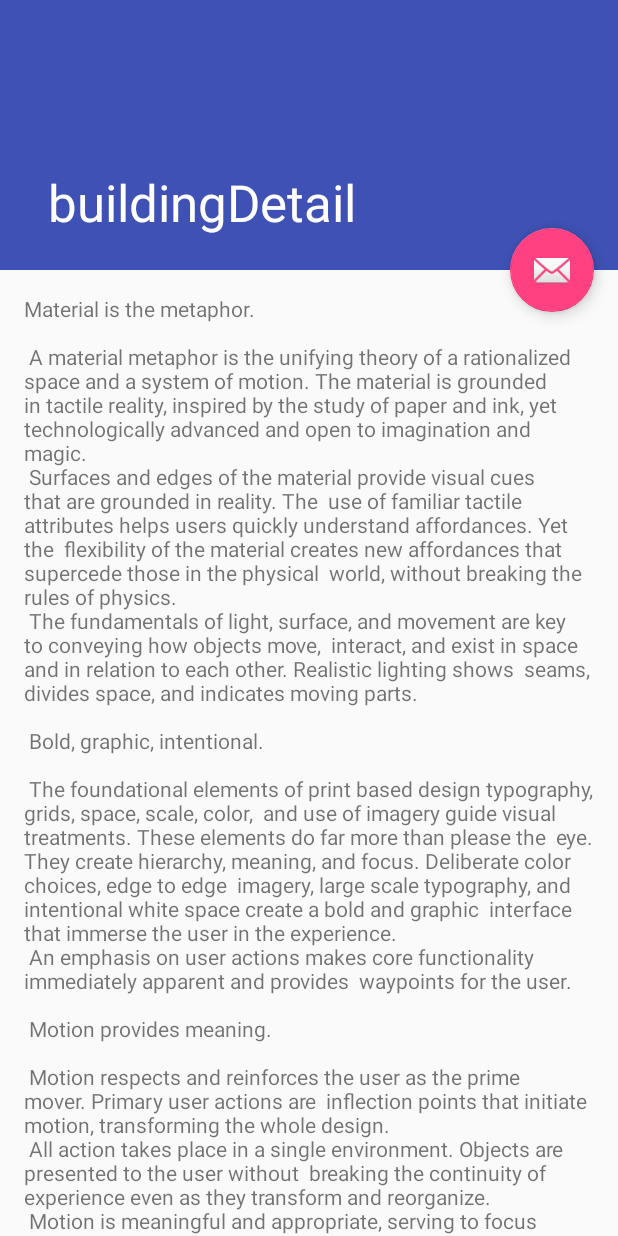
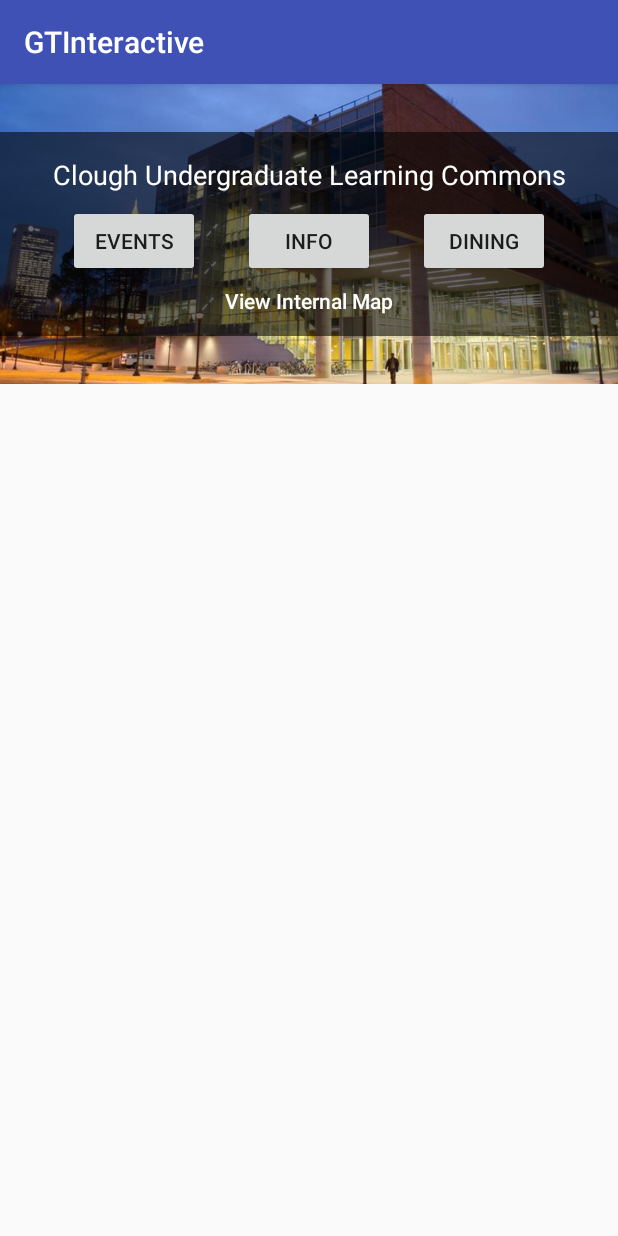
Before and after one commit to vnguyen70/GTInteractive, an Android app: the buildingDetail screen opened directly, with no data from a screen before it, on a phone screen of 412 x 824 dp. Run offline under Robolectric (Android 15) with nearby library versions, the phone set to English and light mode, and no system bars.

Commit message:
Vi - Detail View Changes
Added framework for the main transition section of the detail view.

Might add 2 more activities and have 3 activities total for the 3 tabs.

```diff
--- a/GTInteractive/app/build.gradle
+++ b/GTInteractive/app/build.gradle
@@ -29,4 +29,5 @@
     compile 'com.android.support.constraint:constraint-layout:1.0.2'
     compile 'com.android.support:design:26.+'
     testCompile 'junit:junit:4.12'
+
 }
--- a/GTInteractive/app/src/main/AndroidManifest.xml
+++ b/GTInteractive/app/src/main/AndroidManifest.xml
@@ -27,11 +27,11 @@
         -->
         <meta-data
             android:name="com.google.android.geo.API_KEY"
-            android:value="@string/google_maps_key" />
+            android:value="@string/google_maps_key"/>
 
         <activity
             android:name=".MainMapActivity"
-            android:label="@string/title_activity_main_map"></activity>
+            android:label="@string/title_activity_main_map" />
         <activity android:name=".MainTemp">
             <intent-filter>
                 <action android:name="android.intent.action.MAIN" />
@@ -39,10 +39,7 @@
                 <category android:name="android.intent.category.LAUNCHER" />
             </intent-filter>
         </activity>
-        <activity
-            android:name=".buildingDetail"
-            android:label="@string/title_activity_building_detail"
-            android:theme="@style/AppTheme.NoActionBar"></activity>
+        <activity android:name=".buildingDetail"></activity>
     </application>
 
 </manifest>
--- a/GTInteractive/app/src/main/java/com/example/vi_tu/gtinteractive/buildingDetail.java
+++ b/GTInteractive/app/src/main/java/com/example/vi_tu/gtinteractive/buildingDetail.java
@@ -1,11 +1,7 @@
 package com.example.vi_tu.gtinteractive;
 
+import android.support.v7.app.AppCompatActivity;
 import android.os.Bundle;
-import android.support.design.widget.FloatingActionButton;
-import android.support.design.widget.Snackbar;
-import android.support.v7.app.AppCompatActivity;
-import android.support.v7.widget.Toolbar;
-import android.view.View;
 
 public class buildingDetail extends AppCompatActivity {
 
@@ -13,16 +9,5 @@
     protected void onCreate(Bundle savedInstanceState) {
         super.onCreate(savedInstanceState);
         setContentView(R.layout.activity_building_detail);
-        Toolbar toolbar = (Toolbar) findViewById(R.id.toolbar);
-        setSupportActionBar(toolbar);
-
-        FloatingActionButton fab = (FloatingActionButton) findViewById(R.id.fab);
-        fab.setOnClickListener(new View.OnClickListener() {
-            @Override
-            public void onClick(View view) {
-                Snackbar.make(view, "Replace with your own action", Snackbar.LENGTH_LONG)
-                        .setAction("Action", null).show();
-            }
-        });
     }
 }
--- a/GTInteractive/app/src/main/res/layout/activity_building_detail.xml
+++ b/GTInteractive/app/src/main/res/layout/activity_building_detail.xml
@@ -1,46 +1,121 @@
 <?xml version="1.0" encoding="utf-8"?>
-<android.support.design.widget.CoordinatorLayout xmlns:android="http://schemas.android.com/apk/res/android"
+<android.support.constraint.ConstraintLayout xmlns:android="http://schemas.android.com/apk/res/android"
     xmlns:app="http://schemas.android.com/apk/res-auto"
     xmlns:tools="http://schemas.android.com/tools"
     android:layout_width="match_parent"
     android:layout_height="match_parent"
-    android:fitsSystemWindows="true"
     tools:context="com.example.vi_tu.gtinteractive.buildingDetail">
 
-    <android.support.design.widget.AppBarLayout
-        android:id="@+id/app_bar"
-        android:layout_width="match_parent"
-        android:layout_height="@dimen/app_bar_height"
-        android:fitsSystemWindows="true"
-        android:theme="@style/AppTheme.AppBarOverlay">
+    <ImageView
+        android:id="@+id/imageView"
+        android:layout_width="0dp"
+        android:layout_height="200dp"
+        android:scaleType="centerCrop"
+        app:layout_constraintHorizontal_bias="1.0"
+        app:layout_constraintLeft_toLeftOf="parent"
+        app:layout_constraintRight_toRightOf="parent"
+        app:layout_constraintTop_toTopOf="parent"
+        app:srcCompat="@drawable/clough" />
 
-        <android.support.design.widget.CollapsingToolbarLayout
-            android:id="@+id/toolbar_layout"
-            android:layout_width="match_parent"
-            android:layout_height="match_parent"
-            android:fitsSystemWindows="true"
-            app:contentScrim="?attr/colorPrimary"
-            app:layout_scrollFlags="scroll|exitUntilCollapsed">
+    <ImageView
+        android:id="@+id/imageView2"
+        android:layout_width="0dp"
+        android:layout_height="0dp"
+        android:layout_marginBottom="32dp"
+        android:layout_marginTop="32dp"
+        app:layout_constraintBottom_toTopOf="@+id/scrollView3"
+        app:layout_constraintHorizontal_bias="1.0"
+        app:layout_constraintLeft_toLeftOf="@+id/imageView"
+        app:layout_constraintRight_toRightOf="@+id/imageView"
+        app:layout_constraintTop_toTopOf="@+id/imageView"
+        app:srcCompat="@color/common_google_signin_btn_text_light_focused"
+        app:layout_constraintVertical_bias="0.0" />
 
-            <android.support.v7.widget.Toolbar
-                android:id="@+id/toolbar"
-                android:layout_width="match_parent"
-                android:layout_height="?attr/actionBarSize"
-                app:layout_collapseMode="pin"
-                app:popupTheme="@style/AppTheme.PopupOverlay" />
-
-        </android.support.design.widget.CollapsingToolbarLayout>
-    </android.support.design.widget.AppBarLayout>
-
-    <include layout="@layout/content_building_detail" />
-
-    <android.support.design.widget.FloatingActionButton
-        android:id="@+id/fab"
+    <TextView
+        android:id="@+id/textView2"
         android:layout_width="wrap_content"
         android:layout_height="wrap_content"
-        android:layout_margin="@dimen/fab_margin"
-        app:layout_anchor="@id/app_bar"
-        app:layout_anchorGravity="bottom|end"
-        app:srcCompat="@android:drawable/ic_dialog_email" />
+        android:layout_marginLeft="8dp"
+        android:layout_marginRight="8dp"
+        android:layout_marginTop="16dp"
+        android:text="Clough Undergraduate Learning Commons"
+        android:textAlignment="center"
+        android:textColor="@color/common_google_signin_btn_text_dark_default"
+        android:textSize="18sp"
+        app:layout_constraintLeft_toLeftOf="parent"
+        app:layout_constraintRight_toRightOf="@+id/imageView2"
+        app:layout_constraintTop_toTopOf="@+id/imageView2" />
 
-</android.support.design.widget.CoordinatorLayout>
+    <Button
+        android:id="@+id/button2"
+        style="@style/Widget.AppCompat.Button"
+        android:layout_width="wrap_content"
+        android:layout_height="wrap_content"
+        android:layout_marginLeft="45dp"
+        android:layout_marginTop="8dp"
+        android:text="Events"
+        app:layout_constraintLeft_toLeftOf="parent"
+        app:layout_constraintTop_toBottomOf="@+id/textView2" />
+
+    <Button
+        android:id="@+id/button3"
+        android:layout_width="wrap_content"
+        android:layout_height="wrap_content"
+        android:layout_marginLeft="8dp"
+        android:text="Info"
+        app:layout_constraintLeft_toRightOf="@+id/button2"
+        app:layout_constraintRight_toLeftOf="@+id/button4"
+        android:layout_marginRight="8dp"
+        android:layout_marginTop="8dp"
+        app:layout_constraintTop_toBottomOf="@+id/textView2" />
+
+    <Button
+        android:id="@+id/button4"
+        android:layout_width="wrap_content"
+        android:layout_height="wrap_content"
+        android:text="Dining"
+        android:layout_marginRight="45dp"
+        app:layout_constraintRight_toRightOf="parent"
+        android:layout_marginTop="8dp"
+        app:layout_constraintTop_toBottomOf="@+id/textView2" />
+
+    <Button
+        android:id="@+id/button5"
+        style="@style/Widget.AppCompat.Button.Borderless"
+        android:layout_width="139dp"
+        android:layout_height="42dp"
+        android:layout_marginLeft="8dp"
+        android:layout_marginRight="8dp"
+        android:layout_marginTop="0dp"
+        android:text="View Internal Map"
+        android:textAppearance="@style/TextAppearance.AppCompat.Body2"
+        android:textColor="@color/common_google_signin_btn_text_dark_default"
+        android:textSize="14sp"
+        app:layout_constraintLeft_toLeftOf="parent"
+        app:layout_constraintRight_toRightOf="parent"
+        app:layout_constraintTop_toBottomOf="@+id/button3"
+        app:layout_constraintBottom_toBottomOf="@+id/imageView2"
+        app:layout_constraintHorizontal_bias="0.502"
+        android:layout_marginBottom="8dp" />
+
+    <ScrollView
+        android:id="@+id/scrollView3"
+        android:layout_width="0dp"
+        android:layout_height="0dp"
+        app:layout_constraintBottom_toBottomOf="parent"
+        app:layout_constraintHorizontal_bias="0.0"
+        app:layout_constraintLeft_toLeftOf="parent"
+        app:layout_constraintRight_toRightOf="parent"
+        app:layout_constraintTop_toBottomOf="@+id/imageView"
+        app:layout_constraintVertical_bias="0.0">
+
+        <LinearLayout
+            android:layout_width="match_parent"
+            android:layout_height="wrap_content"
+            android:orientation="vertical">
+
+        </LinearLayout>
+    </ScrollView>
+
+</android.support.constraint.ConstraintLayout>
+    <!--app:srcCompat="@drawable/soccer"-->
--- a/GTInteractive/app/src/main/res/layout/content_building_detail.xml
+++ /dev/null
@@ -1,17 +0,0 @@
-<?xml version="1.0" encoding="utf-8"?>
-<android.support.v4.widget.NestedScrollView xmlns:android="http://schemas.android.com/apk/res/android"
-    xmlns:app="http://schemas.android.com/apk/res-auto"
-    xmlns:tools="http://schemas.android.com/tools"
-    android:layout_width="match_parent"
-    android:layout_height="match_parent"
-    app:layout_behavior="@string/appbar_scrolling_view_behavior"
-    tools:context="com.example.vi_tu.gtinteractive.buildingDetail"
-    tools:showIn="@layout/activity_building_detail">
-
-    <TextView
-        android:layout_width="wrap_content"
-        android:layout_height="wrap_content"
-        android:layout_margin="@dimen/text_margin"
-        android:text="@string/large_text" />
-
-</android.support.v4.widget.NestedScrollView>
```
Also changed, not shown: GTInteractive/app/src/main/res/drawable/clough.jpg (added).
